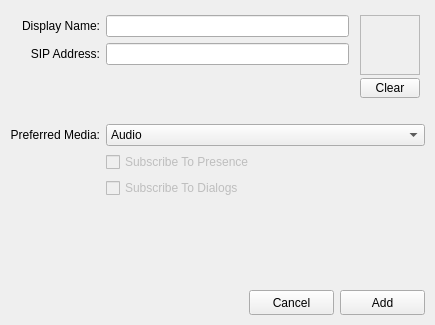
pol51/blink-qt, file resources/contact_editor.ui: the form before one commit.
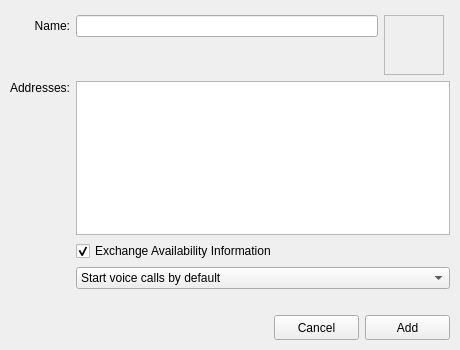
The form after the commit. Icons and pictures are not drawn. Custom widgets are drawn as their Qt base class.

Commit message:
Implemented multiple URIs per contact
Ignore-this: b4aba55d0b64db5eb154bf980869240b

darcs-hash:20130617192501-b22ec-0d0e90fcbae28f07c0ca0016175debe840d6f3ef

What changed in the file:
```diff
--- a/resources/contact_editor.ui
+++ b/resources/contact_editor.ui
@@ -6,14 +6,14 @@
    <rect>
     <x>0</x>
     <y>0</y>
-    <width>435</width>
-    <height>325</height>
+    <width>460</width>
+    <height>350</height>
    </rect>
   </property>
   <property name="minimumSize">
    <size>
-    <width>435</width>
-    <height>325</height>
+    <width>460</width>
+    <height>350</height>
    </size>
   </property>
   <property name="windowTitle">
@@ -32,56 +32,61 @@
    <property name="bottomMargin">
     <number>10</number>
    </property>
-   <item row="6" column="1" colspan="2">
-    <widget class="QCheckBox" name="subscribe_presence">
-     <property name="enabled">
-      <bool>false</bool>
+   <item row="0" column="1">
+    <widget class="LineEdit" name="name_editor">
+     <property name="inactiveText" stdset="0">
+      <string>Contact Name</string>
      </property>
+     <property name="widgetSpacing" stdset="0">
+      <number>0</number>
+     </property>
+    </widget>
+   </item>
+   <item row="2" column="0">
+    <widget class="QLabel" name="addresses_label">
      <property name="text">
-      <string>Subscribe To Presence</string>
+      <string>Addresses:</string>
      </property>
+     <property name="alignment">
+      <set>Qt::AlignRight|Qt::AlignTop|Qt::AlignTrailing</set>
+     </property>
     </widget>
    </item>
-   <item row="8" column="0" colspan="3">
-    <spacer name="grid_spacer">
-     <property name="orientation">
-      <enum>Qt::Vertical</enum>
+   <item row="0" column="2" rowspan="2">
+    <widget class="IconSelector" name="icon_selector">
+     <property name="sizePolicy">
+      <sizepolicy hsizetype="Minimum" vsizetype="Minimum">
+       <horstretch>0</horstretch>
+       <verstretch>0</verstretch>
+      </sizepolicy>
      </property>
-     <property name="sizeHint" stdset="0">
+     <property name="minimumSize">
       <size>
-       <width>412</width>
-       <height>20</height>
+       <width>60</width>
+       <height>60</height>
       </size>
      </property>
-    </spacer>
-   </item>
-   <item row="3" column="0" colspan="3">
-    <spacer name="section_spacer">
-     <property name="orientation">
-      <enum>Qt::Vertical</enum>
-     </property>
-     <property name="sizeType">
-      <enum>QSizePolicy::Fixed</enum>
-     </property>
-     <property name="sizeHint" stdset="0">
+     <property name="maximumSize">
       <size>
-       <width>412</width>
-       <height>20</height>
+       <width>60</width>
+       <height>60</height>
       </size>
      </property>
-    </spacer>
-   </item>
-   <item row="1" column="0">
-    <widget class="QLabel" name="sip_address_label">
-     <property name="text">
-      <string>SIP Address:</string>
+     <property name="frameShape">
+      <enum>QFrame::StyledPanel</enum>
      </property>
+     <property name="frameShadow">
+      <enum>QFrame::Sunken</enum>
+     </property>
+     <property name="pixmap">
+      <pixmap>icons/default-avatar.png</pixmap>
+     </property>
      <property name="alignment">
-      <set>Qt::AlignRight|Qt::AlignTrailing|Qt::AlignVCenter</set>
+      <set>Qt::AlignCenter</set>
      </property>
     </widget>
    </item>
-   <item row="4" column="1" colspan="2">
+   <item row="4" column="1" colspan="3">
     <widget class="QComboBox" name="preferred_media">
      <property name="sizePolicy">
       <sizepolicy hsizetype="Expanding" vsizetype="Fixed">
@@ -91,7 +96,7 @@
      </property>
      <item>
       <property name="text">
-       <string>Audio</string>
+       <string>Start voice calls by default</string>
       </property>
      </item>
      <item>
@@ -101,27 +106,112 @@
      </item>
     </widget>
    </item>
+   <item row="3" column="1" colspan="3">
+    <widget class="QCheckBox" name="presence">
+     <property name="text">
+      <string>Exchange Availability Information</string>
+     </property>
+     <property name="checked">
+      <bool>true</bool>
+     </property>
+    </widget>
+   </item>
+   <item row="6" column="0" colspan="4">
+    <spacer name="section_spacer">
+     <property name="orientation">
+      <enum>Qt::Vertical</enum>
+     </property>
+     <property name="sizeType">
+      <enum>QSizePolicy::MinimumExpanding</enum>
+     </property>
+     <property name="sizeHint" stdset="0">
+      <size>
+       <width>412</width>
+       <height>20</height>
+      </size>
+     </property>
+    </spacer>
+   </item>
+   <item row="2" column="1" colspan="3">
+    <widget class="ContactURITableView" name="addresses_table">
+     <property name="palette">
+      <palette>
+       <active>
+        <colorrole role="AlternateBase">
+         <brush brushstyle="SolidPattern">
+          <color alpha="255">
+           <red>238</red>
+           <green>238</green>
+           <blue>238</blue>
+          </color>
+         </brush>
+        </colorrole>
+       </active>
+       <inactive>
+        <colorrole role="AlternateBase">
+         <brush brushstyle="SolidPattern">
+          <color alpha="255">
+           <red>238</red>
+           <green>238</green>
+           <blue>238</blue>
+          </color>
+         </brush>
+        </colorrole>
+       </inactive>
+       <disabled>
+        <colorrole role="AlternateBase">
+         <brush brushstyle="SolidPattern">
+          <color alpha="255">
+           <red>238</red>
+           <green>238</green>
+           <blue>238</blue>
+          </color>
+         </brush>
+        </colorrole>
+       </disabled>
+      </palette>
+     </property>
+     <property name="alternatingRowColors">
+      <bool>true</bool>
+     </property>
+     <property name="selectionBehavior">
+      <enum>QAbstractItemView::SelectRows</enum>
+     </property>
+     <property name="showGrid">
+      <bool>false</bool>
+     </property>
+     <attribute name="verticalHeaderVisible">
+      <bool>false</bool>
+     </attribute>
+     <attribute name="verticalHeaderDefaultSectionSize">
+      <number>22</number>
+     </attribute>
+    </widget>
+   </item>
    <item row="0" column="0">
     <widget class="QLabel" name="display_name_label">
      <property name="text">
-      <string>Display Name:</string>
+      <string>Name:</string>
      </property>
      <property name="alignment">
       <set>Qt::AlignRight|Qt::AlignTrailing|Qt::AlignVCenter</set>
      </property>
     </widget>
    </item>
-   <item row="1" column="1">
-    <widget class="LineEdit" name="sip_address_editor">
-     <property name="inactiveText" stdset="0">
-      <string>user@domain</string>
+   <item row="7" column="0" colspan="4">
+    <spacer name="grid_spacer">
+     <property name="orientation">
+      <enum>Qt::Vertical</enum>
      </property>
-     <property name="widgetSpacing" stdset="0">
-      <number>0</number>
+     <property name="sizeHint" stdset="0">
+      <size>
+       <width>412</width>
+       <height>20</height>
+      </size>
      </property>
-    </widget>
+    </spacer>
    </item>
-   <item row="9" column="0" colspan="3">
+   <item row="8" column="0" colspan="4">
     <layout class="QHBoxLayout" name="button_box_layout">
      <property name="spacing">
       <number>6</number>
@@ -176,99 +266,6 @@
      </item>
     </layout>
    </item>
-   <item row="7" column="1" colspan="2">
-    <widget class="QCheckBox" name="subscribe_dialogs">
-     <property name="enabled">
-      <bool>false</bool>
-     </property>
-     <property name="text">
-      <string>Subscribe To Dialogs</string>
-     </property>
-    </widget>
-   </item>
-   <item row="4" column="0">
-    <widget class="QLabel" name="preferred_media_label">
-     <property name="text">
-      <string>Preferred Media:</string>
-     </property>
-     <property name="alignment">
-      <set>Qt::AlignRight|Qt::AlignTrailing|Qt::AlignVCenter</set>
-     </property>
-    </widget>
-   </item>
-   <item row="0" column="2" rowspan="3">
-    <layout class="QVBoxLayout" name="icon_layout">
-     <property name="spacing">
-      <number>3</number>
-     </property>
-     <property name="leftMargin">
-      <number>5</number>
-     </property>
-     <property name="rightMargin">
-      <number>5</number>
-     </property>
-     <item>
-      <widget class="IconSelector" name="icon_selector">
-       <property name="minimumSize">
-        <size>
-         <width>60</width>
-         <height>60</height>
-        </size>
-       </property>
-       <property name="maximumSize">
-        <size>
-         <width>60</width>
-         <height>60</height>
-        </size>
-       </property>
-       <property name="toolTip">
-        <string>Click to select a picture</string>
-       </property>
-       <property name="frameShape">
-        <enum>QFrame::StyledPanel</enum>
-       </property>
-       <property name="frameShadow">
-        <enum>QFrame::Sunken</enum>
-       </property>
-       <property name="pixmap">
-        <pixmap>icons/default-avatar.png</pixmap>
-       </property>
-       <property name="alignment">
-        <set>Qt::AlignCenter</set>
-       </property>
-       <property name="default_icon" stdset="0">
-        <string>icons/default-avatar.png</string>
-       </property>
-      </widget>
-     </item>
-     <item>
-      <widget class="QPushButton" name="clear_button">
-       <property name="maximumSize">
-        <size>
-         <width>60</width>
-         <height>20</height>
-        </size>
-       </property>
-       <property name="text">
-        <string>Clear</string>
-       </property>
-       <property name="autoDefault">
-        <bool>false</bool>
-       </property>
-      </widget>
-     </item>
-    </layout>
-   </item>
-   <item row="0" column="1">
-    <widget class="LineEdit" name="display_name_editor">
-     <property name="inactiveText" stdset="0">
-      <string>Contact Name</string>
-     </property>
-     <property name="widgetSpacing" stdset="0">
-      <number>0</number>
-     </property>
-    </widget>
-   </item>
   </layout>
  </widget>
  <customwidgets>
@@ -282,6 +279,11 @@
    <extends>QLabel</extends>
    <header>blink.widgets.labels</header>
   </customwidget>
+  <customwidget>
+   <class>ContactURITableView</class>
+   <extends>QTableView</extends>
+   <header>blink.contacts</header>
+  </customwidget>
  </customwidgets>
  <tabstops>
   <tabstop>display_name_editor</tabstop>
```
Left out of the diff: 21 changed lines with no effect on the pictures. The commit also changes 11 other files.
